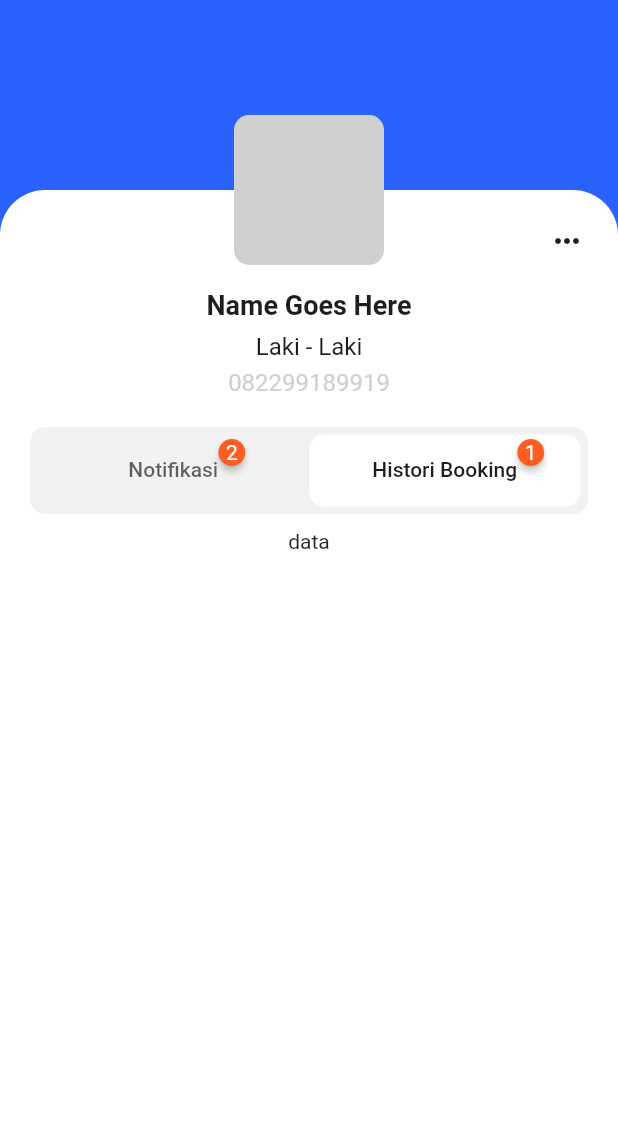
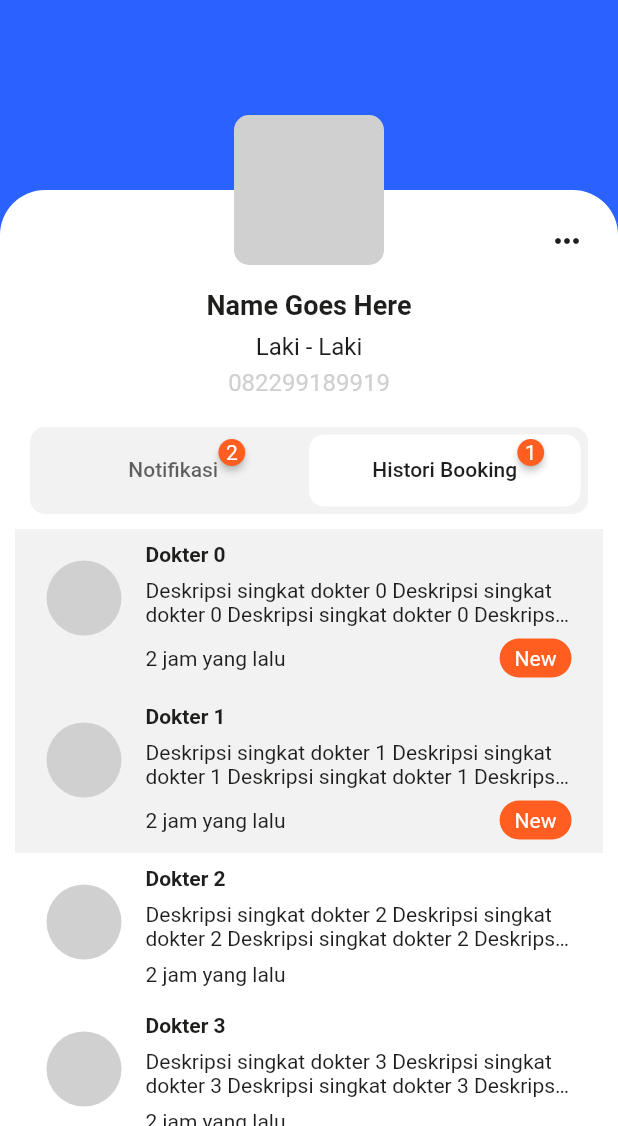
Before and after one commit to RafiIzzatulRizquFaris/healthish, a Flutter app: the Profile screen opened directly, tab 2 chosen, on a phone screen of 412 x 824 dp, the part 110-1236 px from its top. Run offline on Flutter 3.47's test engine with Material 2 defaults, Android fonts, the phone set to English and light mode, and no system bars; drawn by our look-alikes of badges; our stand-ins replace carousel_slider, cloud_firestore, curved_navigation_bar, google_maps_flutter, permission_handler; accounts and stored records are empty.

Commit message:
update profile

```diff
--- a/lib/main_navigation.dart
+++ b/lib/main_navigation.dart
@@ -5,7 +5,7 @@ import 'package:healthish/constants.dart';
 import 'package:healthish/navigation_screen/booking.dart';
 import 'package:healthish/navigation_screen/home.dart';
 import 'package:healthish/navigation_screen/layanan.dart';
-import 'package:healthish/navigation_screen/profile.dart';
+import 'package:healthish/navigation_screen/profile/profile.dart';
 
 class MainNavigation extends StatefulWidget{
   @override
--- /dev/null
+++ b/lib/navigation_screen/profile/component/bookingHistoryTab.dart
@@ -0,0 +1,88 @@
+import 'package:flutter/material.dart';
+
+import '../../../constants.dart';
+
+class BookingHistoryTab extends StatelessWidget {
+  @override
+  Widget build(BuildContext context) {
+    return ListView.builder(
+      shrinkWrap: true,
+      itemCount: 20,
+      itemBuilder: itemBuilderHistoryBooking,
+    );
+  }
+
+  Widget itemBuilderHistoryBooking(BuildContext context, int index) {
+    return Container(
+      padding: EdgeInsets.all(5),
+      color: index == 0 || index == 1
+          ? Constants.greyColorTab
+          : Constants.whiteColor,
+      child: ListTile(
+        leading: Container(
+          width: 50,
+          height: 50,
+          decoration: BoxDecoration(
+            color: Constants.greyColor,
+            borderRadius: BorderRadius.all(Radius.circular(1000)),
+          ),
+        ),
+        title: Text(
+          "Dokter $index",
+          style: TextStyle(
+              fontWeight: FontWeight.bold,
+              fontSize: 14,
+              color: Constants.blackColor),
+        ),
+        subtitle: Column(
+          crossAxisAlignment: CrossAxisAlignment.start,
+          children: [
+            SizedBox(
+              height: 8,
+            ),
+            Text(
+              "Deskripsi singkat dokter $index Deskripsi singkat dokter $index Deskripsi singkat dokter $index Deskripsi singkat dokter $index",
+              maxLines: 2,
+              overflow: TextOverflow.ellipsis,
+              style: TextStyle(color: Constants.blackColor),
+            ),
+            SizedBox(
+              height: 8,
+            ),
+            Row(
+              mainAxisAlignment: MainAxisAlignment.spaceBetween,
+              children: [
+                Text(
+                  "2 jam yang lalu",
+                  style: TextStyle(
+                    color: Constants.blackColor,
+                  ),
+                ),
+                index == 0 || index == 1
+                    ? Container(
+                        padding: EdgeInsets.only(
+                          top: 5,
+                          bottom: 5,
+                          left: 10,
+                          right: 10,
+                        ),
+                        decoration: BoxDecoration(
+                          borderRadius: BorderRadius.circular(20),
+                          color: Constants.redColor,
+                        ),
+                        child: Text(
+                          "New",
+                          style: TextStyle(
+                            color: Constants.whiteColor,
+                          ),
+                        ),
+                      )
+                    : Container(),
+              ],
+            )
+          ],
+        ),
+      ),
+    );
+  }
+}
--- a/lib/navigation_screen/profile.dart
+++ b/lib/navigation_screen/profile/profile.dart
@@ -4,6 +4,8 @@ import 'package:flutter/material.dart';
 import 'package:flutter/widgets.dart';
 import 'package:healthish/constants.dart';
 import 'package:healthish/custom_tab_indicator.dart';
+import 'package:healthish/navigation_screen/profile/component/bookingHistoryTab.dart';
+import 'package:healthish/navigation_screen/profile/component/notificationTab.dart';
 
 class Profile extends StatefulWidget {
   @override
@@ -175,8 +177,8 @@ class ProfileState extends State<Profile> with SingleTickerProviderStateMixin {
                           child: TabBarView(
                             controller: tabController,
                             children: [
-                              notificationTabBarView(),
-                              bookingHistoryTabBarView(),
+                              NotificationTab(),
+                              BookingHistoryTab(),
                             ],
                           ),
                         )
@@ -233,84 +235,4 @@ class ProfileState extends State<Profile> with SingleTickerProviderStateMixin {
     return list;
   }
 
-  Widget itemBuilderNotification(BuildContext context, int index) {
-    return Container(
-      padding: EdgeInsets.all(5),
-      color: index == 0 || index == 1
-          ? Constants.greyColorTab
-          : Constants.whiteColor,
-      child: ListTile(
-        leading: Container(
-          width: 50,
-          height: 50,
-          decoration: BoxDecoration(
-            color: Constants.greyColor,
-            borderRadius: BorderRadius.all(Radius.circular(1000)),
-          ),
-        ),
-        title: Text(
-          "Dokter $index",
-          style: TextStyle(
-              fontWeight: FontWeight.bold,
-              fontSize: 14,
-              color: Constants.blackColor),
-        ),
-        subtitle: Column(
-          crossAxisAlignment: CrossAxisAlignment.start,
-          children: [
-            SizedBox(height: 8,),
-            Text(
-                "Deskripsi singkat dokter $index Deskripsi singkat dokter $index Deskripsi singkat dokter $index Deskripsi singkat dokter $index",
-                maxLines: 2,
-                overflow: TextOverflow.ellipsis,
-                style: TextStyle(color: Constants.blackColor),
-              ),
-            SizedBox(
-              height: 8,
-            ),
-            Row(
-              mainAxisAlignment: MainAxisAlignment.spaceBetween,
-              children: [
-                Text(
-                  "2 jam yang lalu",
-                  style: TextStyle(
-                    color: Constants.blackColor,
-                  ),
-                ),
-                index == 0 || index == 1 ? Container(
-                  padding: EdgeInsets.only(top: 5, bottom: 5, left: 10, right: 10,),
-                  decoration: BoxDecoration(
-                    borderRadius: BorderRadius.circular(20),
-                    color: Constants.redColor,
-                  ),
-                  child: Text(
-                    "New",
-                    style: TextStyle(
-                      color: Constants.whiteColor,
-                    ),
-                  ),
-                ) : Container(),
-              ],
-            )
-          ],
-        ),
-      ),
-    );
-  }
-
-  notificationTabBarView() {
-    return ListView.builder(
-      shrinkWrap: true,
-      itemCount: 20,
-      itemBuilder: itemBuilderNotification,
-    );
-  }
-
-  bookingHistoryTabBarView() {
-    return Column(
-      children: [
-        Text("data"),
-      ],
-    );
-  }
 }
```
Also changed, not shown: lib/navigation_screen/profile/component/notificationTab.dart (added, +87 -0 lines).
